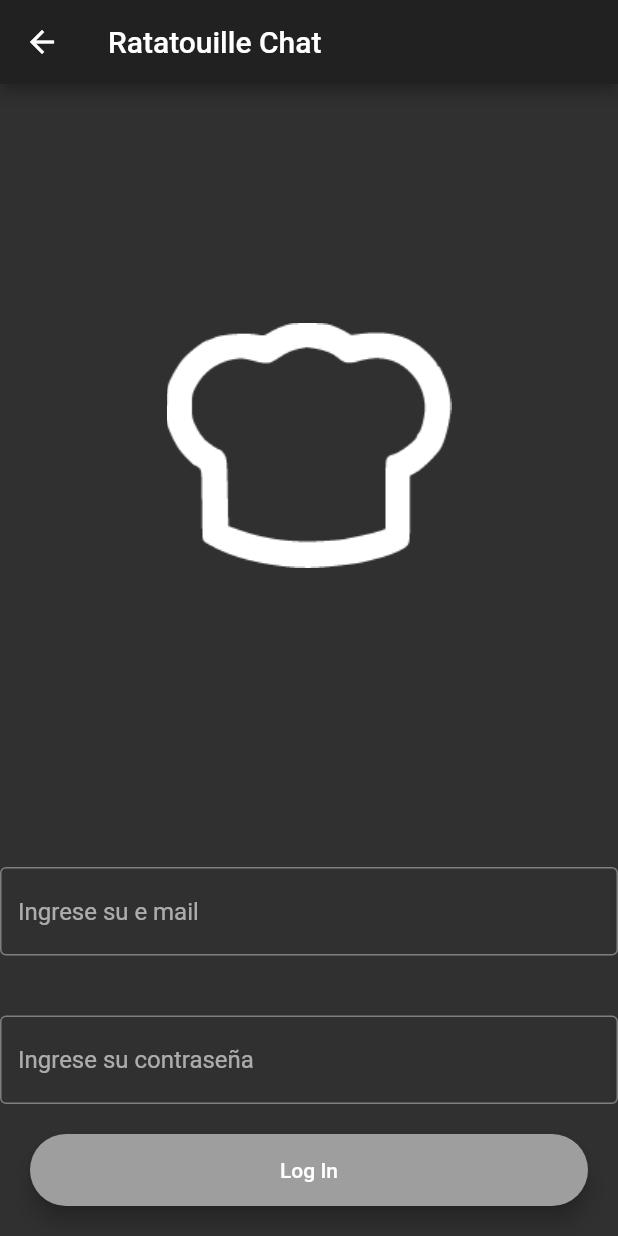
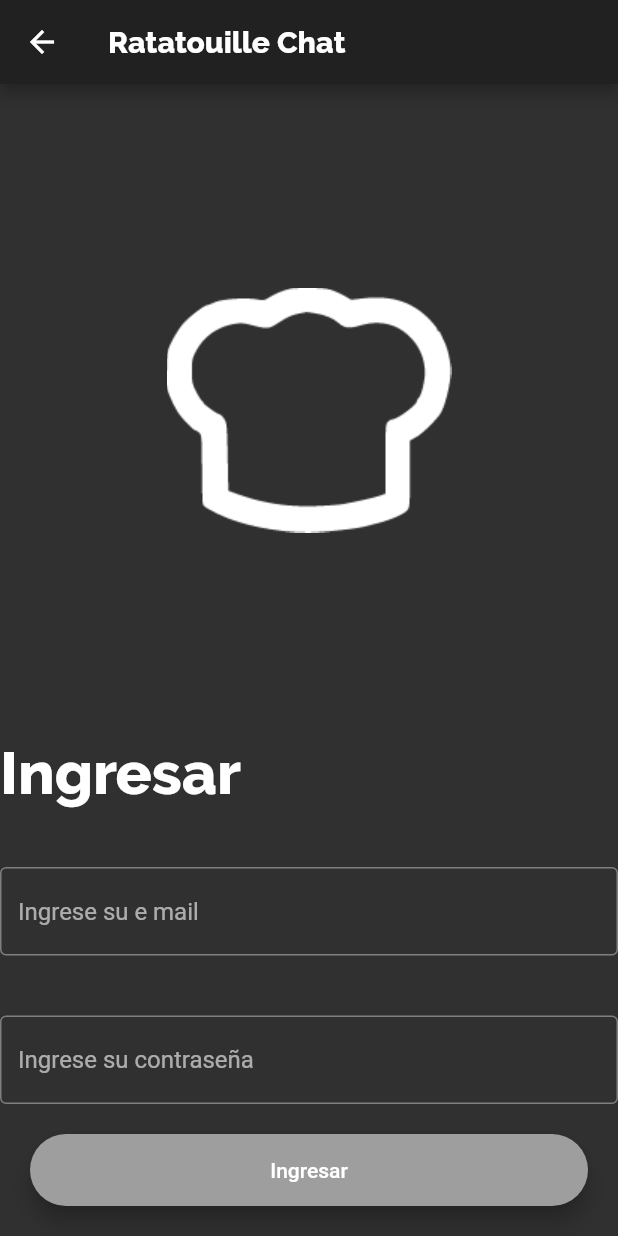
Before and after one commit to abelsantiagocortes/RatsChatAppDevelopment, a Flutter app: the Login screen opened by its route, on a phone screen of 412 x 824 dp. Run offline on Flutter 3.47's test engine with Material 2 defaults, Android fonts, the phone set to English and light mode, and no system bars; our stand-ins replace cloud_firestore, firebase_auth; accounts and stored records are empty.

Commit message:
Minor fixes in Chat

```diff
--- a/lib/main.dart
+++ b/lib/main.dart
@@ -144,7 +144,12 @@ class _RegistrationState extends State<Registration> {
   Widget build(BuildContext context) {
     return Scaffold(
       appBar: AppBar(
-        title: Text("Ratatouille Chat"),
+        title: Text("Ratatouille Chat",
+          style: TextStyle(
+          fontFamily: 'Raleway' ,
+          fontSize: 20.0,
+        ),
+        ),
       ),
       body: Column(
         mainAxisAlignment: MainAxisAlignment.center,
@@ -163,7 +168,7 @@ class _RegistrationState extends State<Registration> {
           Text(
             "Registro",
             style: TextStyle(
-              fontFamily: 'Calistoga' ,
+              fontFamily: 'Raleway' ,
               fontSize: 40.0,
           ),
           ),
@@ -234,7 +239,12 @@ class _LoginState extends State<Login> {
   Widget build(BuildContext context) {
     return Scaffold(
       appBar: AppBar(
-        title: Text("Ratatouille Chat"),
+        title: Text("Ratatouille Chat",
+          style: TextStyle(
+          fontFamily: 'Raleway' ,
+          fontSize: 20.0,
+        ),
+        ),
       ),
       body: Column(
         mainAxisAlignment: MainAxisAlignment.center,
@@ -248,6 +258,13 @@ class _LoginState extends State<Login> {
                   "assets/images/logo.png",
                 ),
               ),
+            ),
+          ),
+          Text(
+            "Ingresar",
+            style: TextStyle(
+              fontFamily: 'Raleway' ,
+              fontSize: 40.0,
             ),
           ),
           SizedBox(
@@ -274,7 +291,7 @@ class _LoginState extends State<Login> {
             ),
           ),
           CustomButton(
-            text: "Log In",
+            text: "Ingresar",
             callback: () async {
               await loginUser();
             },
@@ -328,7 +345,12 @@ class _ChatState extends State<Chat> {
             child: Image.asset("assets/images/logo.png"),
           ),
         ),
-        title: Text("Ratatouille Chat"),
+        title: Text("Ratatouille Chat",
+          style: TextStyle(
+          fontFamily: 'Raleway' ,
+          fontSize: 20.0,
+        ),
+        ),
         actions: <Widget>[
           IconButton(
             icon: Icon(Icons.close),
```
